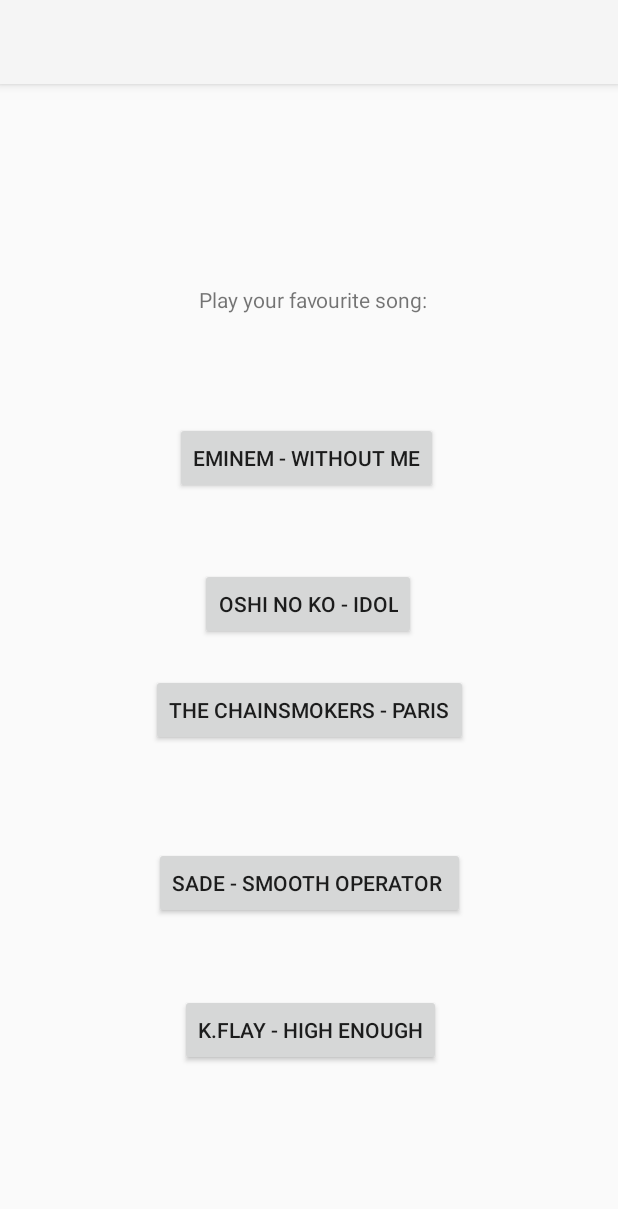
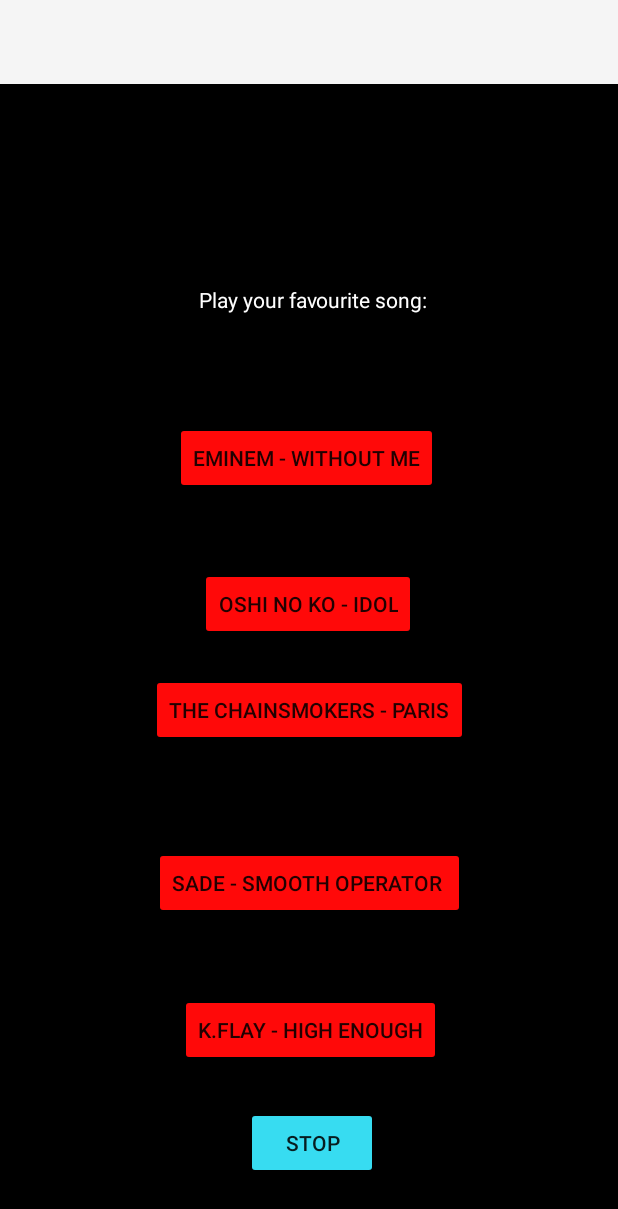
Before and after one commit to Anas67020/AudioApp, an Android app: the screen it shows after launch (MainActivity), on a phone screen of 412 x 824 dp. Shown: the top 1209 px of the screen. Run offline under Robolectric (Android 15) with nearby library versions, the phone set to English and light mode, and no system bars.

Commit message:
Fehler behebung und Farbe geändert.

```diff
--- a/app/build.gradle.kts
+++ b/app/build.gradle.kts
@@ -4,7 +4,7 @@ plugins {
 
 android {
     namespace = "com.anastasia.audioapp"
-    compileSdk = 33
+    compileSdk = 34
 
     defaultConfig {
         applicationId = "com.anastasia.audioapp"
--- a/app/src/main/java/com/anastasia/audioapp/MainActivity.java
+++ b/app/src/main/java/com/anastasia/audioapp/MainActivity.java
@@ -15,6 +15,8 @@ public class MainActivity extends AppCompatActivity {
     Button button3;
     Button button4;
     Button button5;
+
+    Button stop;
     MediaPlayer mediaPlayer;
     int i = 0;
     @Override
@@ -27,6 +29,7 @@ public class MainActivity extends AppCompatActivity {
         button3 = findViewById(R.id.button3);
         button4 = findViewById(R.id.button4);
         button5 = findViewById(R.id.button5);
+        stop = findViewById(R.id.stop);
 
 
         button.setOnClickListener(new View.OnClickListener() {
@@ -65,6 +68,13 @@ public class MainActivity extends AppCompatActivity {
                 playMusic();
             }
         });
+        stop.setOnClickListener(new View.OnClickListener() {
+            @Override
+            public void onClick(View v) {
+                i = 5;
+                playMusic();
+            }
+        });
 
     }
 
@@ -73,6 +83,7 @@ public class MainActivity extends AppCompatActivity {
             mediaPlayer = MediaPlayer.create(MainActivity.this,R.raw.eminemwithoutme);
             mediaPlayer.start();}
         else if (i ==1){
+            mediaPlayer.stop();
             mediaPlayer = MediaPlayer.create(MainActivity.this,R.raw.oshinokoidol);
             mediaPlayer.start();
         } else if (i == 2) {
@@ -81,9 +92,11 @@ public class MainActivity extends AppCompatActivity {
         } else if (i == 3) {
             mediaPlayer = MediaPlayer.create(MainActivity.this,R.raw.sadesmoothoperator);
             mediaPlayer.start();
-        } else {
+        } else if (i == 4){
             mediaPlayer = MediaPlayer.create(MainActivity.this,R.raw.kflayhighenough);
             mediaPlayer.start();
+        } else {
+            mediaPlayer.stop();
         }
     }
 }
--- a/app/src/main/res/layout/activity_main.xml
+++ b/app/src/main/res/layout/activity_main.xml
@@ -4,6 +4,7 @@
     xmlns:tools="http://schemas.android.com/tools"
     android:layout_width="match_parent"
     android:layout_height="match_parent"
+    android:background="#000000"
     tools:context=".MainActivity">
 
     <TextView
@@ -15,6 +16,7 @@
         android:layout_marginEnd="132dp"
         android:layout_marginBottom="72dp"
         android:text="Play your favourite song:"
+        android:textColor="#FFFFFF"
         app:layout_constraintBottom_toTopOf="@+id/button"
         app:layout_constraintEnd_toEndOf="parent"
         app:layout_constraintStart_toStartOf="parent"
@@ -29,6 +31,7 @@
         android:layout_marginTop="216dp"
         android:layout_marginEnd="162dp"
         android:layout_marginBottom="40dp"
+        android:backgroundTint="#FF0909"
         android:text="Eminem - Without me"
         app:layout_constraintBottom_toTopOf="@+id/button2"
         app:layout_constraintEnd_toEndOf="parent"
@@ -43,6 +46,7 @@
         android:layout_marginTop="304dp"
         android:layout_marginEnd="161dp"
         android:layout_marginBottom="379dp"
+        android:backgroundTint="#FF0909"
         android:text="Oshi no ko - Idol"
         app:layout_constraintBottom_toBottomOf="parent"
         app:layout_constraintEnd_toEndOf="parent"
@@ -57,6 +61,7 @@
         android:layout_marginTop="393dp"
         android:layout_marginEnd="159dp"
         android:layout_marginBottom="290dp"
+        android:backgroundTint="#FF0909"
         android:text="The Chainsmokers - Paris"
         app:layout_constraintBottom_toBottomOf="parent"
         app:layout_constraintEnd_toEndOf="parent"
@@ -73,6 +78,7 @@
         android:layout_marginTop="36dp"
         android:layout_marginEnd="159dp"
         android:layout_marginBottom="35dp"
+        android:backgroundTint="#FF0909"
         android:text="Sade - Smooth Operator "
         app:layout_constraintBottom_toTopOf="@+id/button5"
         app:layout_constraintEnd_toEndOf="parent"
@@ -89,10 +95,26 @@
         android:layout_marginTop="588dp"
         android:layout_marginEnd="159dp"
         android:layout_marginBottom="104dp"
+        android:backgroundTint="#FF0909"
         android:text="K.Flay - High Enough"
         app:layout_constraintBottom_toBottomOf="parent"
         app:layout_constraintEnd_toEndOf="parent"
         app:layout_constraintStart_toStartOf="parent"
         app:layout_constraintTop_toTopOf="parent"
         app:layout_constraintVertical_bias="0.666" />
+
+    <Button
+        android:id="@+id/stop"
+        android:layout_width="wrap_content"
+        android:layout_height="wrap_content"
+        android:layout_marginStart="162dp"
+        android:layout_marginTop="21dp"
+        android:layout_marginEnd="158dp"
+        android:layout_marginBottom="32dp"
+        android:backgroundTint="#37DCF1"
+        android:text="STOP"
+        app:layout_constraintBottom_toBottomOf="parent"
+        app:layout_constraintEnd_toEndOf="parent"
+        app:layout_constraintStart_toStartOf="parent"
+        app:layout_constraintTop_toBottomOf="@+id/button5" />
 </androidx.constraintlayout.widget.ConstraintLayout>
```
